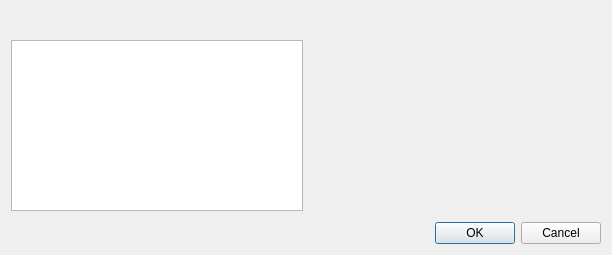
Old version of the form src/gui/EditWidget.ui in the repository keepassxreboot/keepassxc.
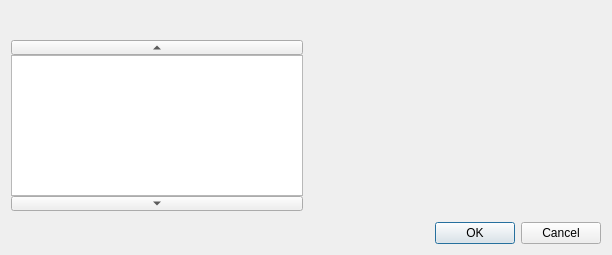
New version of the form. Custom widgets are drawn as their Qt base class.

Commit message:
Show icons in vertical tab bar
TODO: use the correct icons, move vertical tab bar into separate widget

```diff
--- a/src/gui/EditWidget.ui
+++ b/src/gui/EditWidget.ui
@@ -40,7 +40,58 @@
    <item>
     <layout class="QHBoxLayout" name="horizontalLayout">
      <item>
-      <widget class="CategoryListWidget" name="categoryList"/>
+      <layout class="QVBoxLayout" name="verticalLayout_2">
+       <property name="spacing">
+        <number>0</number>
+       </property>
+       <item>
+        <widget class="QToolButton" name="scrollUp">
+         <property name="sizePolicy">
+          <sizepolicy hsizetype="Preferred" vsizetype="Fixed">
+           <horstretch>0</horstretch>
+           <verstretch>0</verstretch>
+          </sizepolicy>
+         </property>
+         <property name="maximumSize">
+          <size>
+           <width>16777215</width>
+           <height>15</height>
+          </size>
+         </property>
+         <property name="text">
+          <string notr="true"/>
+         </property>
+         <property name="arrowType">
+          <enum>Qt::UpArrow</enum>
+         </property>
+        </widget>
+       </item>
+       <item>
+        <widget class="CategoryListWidget" name="categoryList"/>
+       </item>
+       <item>
+        <widget class="QToolButton" name="scrollDown">
+         <property name="sizePolicy">
+          <sizepolicy hsizetype="Preferred" vsizetype="Fixed">
+           <horstretch>0</horstretch>
+           <verstretch>0</verstretch>
+          </sizepolicy>
+         </property>
+         <property name="maximumSize">
+          <size>
+           <width>16777215</width>
+           <height>15</height>
+          </size>
+         </property>
+         <property name="text">
+          <string notr="true"/>
+         </property>
+         <property name="arrowType">
+          <enum>Qt::DownArrow</enum>
+         </property>
+        </widget>
+       </item>
+      </layout>
      </item>
      <item>
       <widget class="QStackedWidget" name="stackedWidget">
```
Left out of the diff: 4 changed lines with no effect on the pictures. The commit also changes 5 other files.
